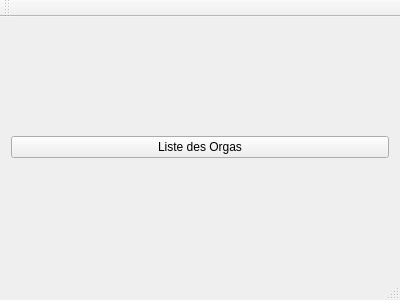
Above: ui/mainwindow.ui from padenot/PlanningMaker before the change. Below: the same form after it.
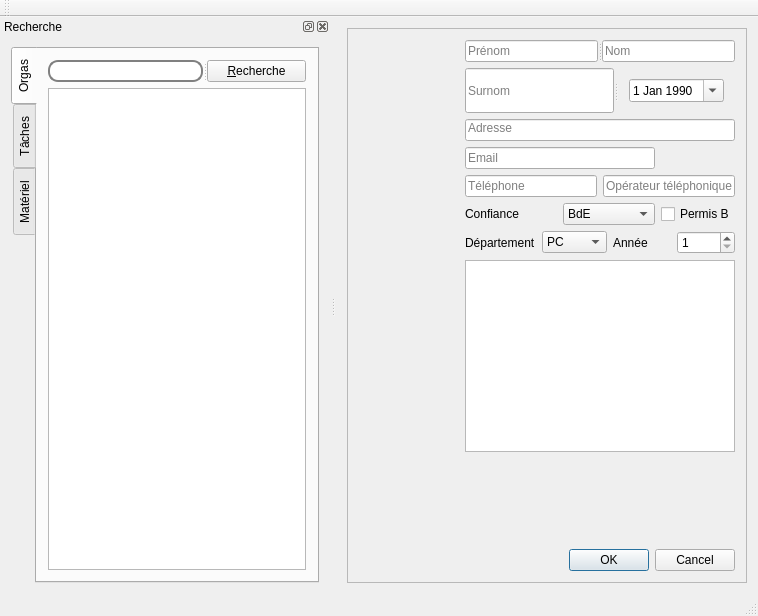
That is the form after the change. Icons and pictures are not drawn.

Commit message: Implementation du Create/Retrieve/Delete sur l'orga

The edit to the form file:
```diff
--- a/ui/mainwindow.ui
+++ b/ui/mainwindow.ui
@@ -6,20 +6,415 @@
    <rect>
     <x>0</x>
     <y>0</y>
-    <width>400</width>
-    <height>300</height>
+    <width>758</width>
+    <height>616</height>
    </rect>
   </property>
   <property name="windowTitle">
    <string>MainWindow</string>
   </property>
   <widget class="QWidget" name="centralWidget">
-   <layout class="QHBoxLayout" name="horizontalLayout">
-    <item>
-     <widget class="QPushButton" name="pushButton">
-      <property name="text">
-       <string>Liste des Orgas</string>
+   <layout class="QGridLayout" name="gridLayout_3">
+    <item row="0" column="0">
+     <widget class="QStackedWidget" name="stackedWidget">
+      <property name="frameShape">
+       <enum>QFrame::StyledPanel</enum>
       </property>
+      <property name="frameShadow">
+       <enum>QFrame::Raised</enum>
+      </property>
+      <property name="currentIndex">
+       <number>0</number>
+      </property>
+      <widget class="QWidget" name="OrgaCentral">
+       <layout class="QGridLayout" name="gridLayout_15">
+        <item row="0" column="0">
+         <layout class="QHBoxLayout" name="horizontalLayout_25">
+          <item>
+           <layout class="QGridLayout" name="gridLayout_14">
+            <item row="0" column="0">
+             <widget class="QLabel" name="photoLabel_3">
+              <property name="sizePolicy">
+               <sizepolicy hsizetype="Fixed" vsizetype="Fixed">
+                <horstretch>0</horstretch>
+                <verstretch>0</verstretch>
+               </sizepolicy>
+              </property>
+              <property name="minimumSize">
+               <size>
+                <width>100</width>
+                <height>100</height>
+               </size>
+              </property>
+              <property name="maximumSize">
+               <size>
+                <width>100</width>
+                <height>100</height>
+               </size>
+              </property>
+              <property name="styleSheet">
+               <string notr="true">border-radius: 10px;</string>
+              </property>
+              <property name="text">
+               <string/>
+              </property>
+              <property name="pixmap">
+               <pixmap resource="../images.qrc">:/images/ressources/anon.jpg</pixmap>
+              </property>
+              <property name="scaledContents">
+               <bool>true</bool>
+              </property>
+             </widget>
+            </item>
+            <item row="1" column="0">
+             <spacer name="verticalSpacer_7">
+              <property name="orientation">
+               <enum>Qt::Vertical</enum>
+              </property>
+              <property name="sizeHint" stdset="0">
+               <size>
+                <width>20</width>
+                <height>40</height>
+               </size>
+              </property>
+             </spacer>
+            </item>
+           </layout>
+          </item>
+          <item>
+           <layout class="QGridLayout" name="gridLayout_12">
+            <item row="0" column="0" colspan="2">
+             <layout class="QGridLayout" name="gridLayout_13">
+              <item row="0" column="0" colspan="2">
+               <widget class="QSplitter" name="splitter_8">
+                <property name="orientation">
+                 <enum>Qt::Horizontal</enum>
+                </property>
+                <widget class="QLineEdit" name="prenomLineEdit_4">
+                 <property name="placeholderText">
+                  <string>Prénom</string>
+                 </property>
+                </widget>
+                <widget class="QLineEdit" name="nomLineEdit_4">
+                 <property name="placeholderText">
+                  <string>Nom</string>
+                 </property>
+                </widget>
+               </widget>
+              </item>
+              <item row="2" column="0" colspan="2">
+               <widget class="QLineEdit" name="adresseLineEdit_4">
+                <property name="text">
+                 <string/>
+                </property>
+                <property name="alignment">
+                 <set>Qt::AlignLeading|Qt::AlignLeft|Qt::AlignTop</set>
+                </property>
+                <property name="placeholderText">
+                 <string>Adresse</string>
+                </property>
+               </widget>
+              </item>
+              <item row="3" column="0">
+               <widget class="QLineEdit" name="emailLineEdit">
+                <property name="text">
+                 <string/>
+                </property>
+                <property name="placeholderText">
+                 <string>Email</string>
+                </property>
+               </widget>
+              </item>
+              <item row="4" column="0" colspan="2">
+               <layout class="QHBoxLayout" name="horizontalLayout_20">
+                <item>
+                 <widget class="QLineEdit" name="telephoneLineEdit_4">
+                  <property name="inputMask">
+                   <string>0000000000; </string>
+                  </property>
+                  <property name="text">
+                   <string/>
+                  </property>
+                  <property name="placeholderText">
+                   <string>Téléphone</string>
+                  </property>
+                 </widget>
+                </item>
+                <item>
+                 <widget class="QLineEdit" name="operateurLineEdit_4">
+                  <property name="styleSheet">
+                   <string notr="true"/>
+                  </property>
+                  <property name="placeholderText">
+                   <string>Opérateur téléphonique</string>
+                  </property>
+                 </widget>
+                </item>
+               </layout>
+              </item>
+              <item row="8" column="0">
+               <layout class="QHBoxLayout" name="horizontalLayout_21">
+                <item>
+                 <widget class="QLabel" name="confianceLabel_4">
+                  <property name="text">
+                   <string>Confiance</string>
+                  </property>
+                  <property name="buddy">
+                   <cstring>confianceComboBox</cstring>
+                  </property>
+                 </widget>
+                </item>
+                <item>
+                 <widget class="QComboBox" name="confianceComboBox_4">
+                  <item>
+                   <property name="text">
+                    <string>BdE</string>
+                   </property>
+                  </item>
+                  <item>
+                   <property name="text">
+                    <string>Confiance</string>
+                   </property>
+                  </item>
+                  <item>
+                   <property name="text">
+                    <string>Hard</string>
+                   </property>
+                  </item>
+                  <item>
+                   <property name="text">
+                    <string>Soft</string>
+                   </property>
+                  </item>
+                 </widget>
+                </item>
+               </layout>
+              </item>
+              <item row="8" column="1">
+               <widget class="QCheckBox" name="permisBcheckBox_4">
+                <property name="text">
+                 <string>Permis B</string>
+                </property>
+               </widget>
+              </item>
+              <item row="9" column="0" colspan="2">
+               <layout class="QHBoxLayout" name="horizontalLayout_22">
+                <item>
+                 <layout class="QHBoxLayout" name="horizontalLayout_23">
+                  <item>
+                   <widget class="QLabel" name="departementLabel_4">
+                    <property name="text">
+                     <string>Département</string>
+                    </property>
+                    <property name="buddy">
+                     <cstring>departementComboBox</cstring>
+                    </property>
+                   </widget>
+                  </item>
+                  <item>
+                   <widget class="QComboBox" name="departementComboBox_4">
+                    <item>
+                     <property name="text">
+                      <string>PC</string>
+                     </property>
+                    </item>
+                    <item>
+                     <property name="text">
+                      <string>GMC</string>
+                     </property>
+                    </item>
+                    <item>
+                     <property name="text">
+                      <string>IF</string>
+                     </property>
+                    </item>
+                    <item>
+                     <property name="text">
+                      <string>GMD</string>
+                     </property>
+                    </item>
+                    <item>
+                     <property name="text">
+                      <string>TC</string>
+                     </property>
+                    </item>
+                    <item>
+                     <property name="text">
+                      <string>GCU</string>
+                     </property>
+                    </item>
+                    <item>
+                     <property name="text">
+                      <string>BIM</string>
+                     </property>
+                    </item>
+                    <item>
+                     <property name="text">
+                      <string>Bioch'</string>
+                     </property>
+                    </item>
+                    <item>
+                     <property name="text">
+                      <string>GI</string>
+                     </property>
+                    </item>
+                    <item>
+                     <property name="text">
+                      <string>GE</string>
+                     </property>
+                    </item>
+                    <item>
+                     <property name="text">
+                      <string>SGM</string>
+                     </property>
+                    </item>
+                    <item>
+                     <property name="text">
+                      <string>GMPP</string>
+                     </property>
+                    </item>
+                    <item>
+                     <property name="text">
+                      <string>GEN</string>
+                     </property>
+                    </item>
+                    <item>
+                     <property name="text">
+                      <string>Ext.</string>
+                     </property>
+                    </item>
+                   </widget>
+                  </item>
+                 </layout>
+                </item>
+                <item>
+                 <layout class="QHBoxLayout" name="horizontalLayout_24">
+                  <item>
+                   <widget class="QLabel" name="anneeLabel_4">
+                    <property name="text">
+                     <string>Année</string>
+                    </property>
+                    <property name="buddy">
+                     <cstring>anneeSpinBox</cstring>
+                    </property>
+                   </widget>
+                  </item>
+                  <item>
+                   <widget class="QSpinBox" name="anneeSpinBox_4">
+                    <property name="minimum">
+                     <number>1</number>
+                    </property>
+                    <property name="maximum">
+                     <number>5</number>
+                    </property>
+                   </widget>
+                  </item>
+                 </layout>
+                </item>
+               </layout>
+              </item>
+              <item row="11" column="0">
+               <spacer name="verticalSpacer_6">
+                <property name="orientation">
+                 <enum>Qt::Vertical</enum>
+                </property>
+                <property name="sizeHint" stdset="0">
+                 <size>
+                  <width>20</width>
+                  <height>40</height>
+                 </size>
+                </property>
+               </spacer>
+              </item>
+              <item row="1" column="0" colspan="2">
+               <widget class="QSplitter" name="splitter_7">
+                <property name="orientation">
+                 <enum>Qt::Horizontal</enum>
+                </property>
+                <widget class="QLineEdit" name="surnomLineEdit_4">
+                 <property name="sizePolicy">
+                  <sizepolicy hsizetype="Expanding" vsizetype="Fixed">
+                   <horstretch>13</horstretch>
+                   <verstretch>0</verstretch>
+                  </sizepolicy>
+                 </property>
+                 <property name="placeholderText">
+                  <string>Surnom</string>
+                 </property>
+                </widget>
+                <widget class="QWidget" name="layoutWidget_6">
+                 <layout class="QHBoxLayout" name="horizontalLayout_19">
+                  <item>
+                   <widget class="QDateEdit" name="dateNaissanceEdit_4">
+                    <property name="sizePolicy">
+                     <sizepolicy hsizetype="Minimum" vsizetype="Minimum">
+                      <horstretch>1</horstretch>
+                      <verstretch>0</verstretch>
+                     </sizepolicy>
+                    </property>
+                    <property name="calendarPopup">
+                     <bool>true</bool>
+                    </property>
+                    <property name="date">
+                     <date>
+                      <year>1990</year>
+                      <month>1</month>
+                      <day>1</day>
+                     </date>
+                    </property>
+                   </widget>
+                  </item>
+                 </layout>
+                </widget>
+               </widget>
+              </item>
+              <item row="10" column="0" colspan="2">
+               <widget class="QTextEdit" name="notesTextEdit"/>
+              </item>
+             </layout>
+            </item>
+            <item row="1" column="0">
+             <spacer name="horizontalSpacer_4">
+              <property name="orientation">
+               <enum>Qt::Horizontal</enum>
+              </property>
+              <property name="sizeHint" stdset="0">
+               <size>
+                <width>40</width>
+                <height>20</height>
+               </size>
+              </property>
+             </spacer>
+            </item>
+            <item row="1" column="1">
+             <widget class="QDialogButtonBox" name="okCancelOrgas">
+              <property name="standardButtons">
+               <set>QDialogButtonBox::Cancel|QDialogButtonBox::Ok</set>
+              </property>
+             </widget>
+            </item>
+           </layout>
+          </item>
+         </layout>
+        </item>
+       </layout>
+      </widget>
+      <widget class="QWidget" name="TachesCentral">
+       <widget class="QPushButton" name="pushButton">
+        <property name="geometry">
+         <rect>
+          <x>200</x>
+          <y>110</y>
+          <width>107</width>
+          <height>27</height>
+         </rect>
+        </property>
+        <property name="text">
+         <string>Liste des Orgas</string>
+        </property>
+       </widget>
+      </widget>
+      <widget class="QWidget" name="MaterielCentral"/>
      </widget>
     </item>
    </layout>
@@ -43,6 +438,107 @@
    </attribute>
   </widget>
   <widget class="QStatusBar" name="statusBar"/>
+  <widget class="QDockWidget" name="dockListPanel">
+   <property name="sizePolicy">
+    <sizepolicy hsizetype="Expanding" vsizetype="Expanding">
+     <horstretch>0</horstretch>
+     <verstretch>0</verstretch>
+    </sizepolicy>
+   </property>
+   <property name="minimumSize">
+    <size>
+     <width>300</width>
+     <height>174</height>
+    </size>
+   </property>
+   <property name="windowTitle">
+    <string>Recherche</string>
+   </property>
+   <attribute name="dockWidgetArea">
+    <number>1</number>
+   </attribute>
+   <widget class="QWidget" name="dockWidgetContents">
+    <layout class="QGridLayout" name="gridLayout">
+     <item row="0" column="0">
+      <widget class="QTabWidget" name="ongletsCategorie">
+       <property name="minimumSize">
+        <size>
+         <width>2</width>
+         <height>0</height>
+        </size>
+       </property>
+       <property name="tabPosition">
+        <enum>QTabWidget::West</enum>
+       </property>
+       <property name="tabShape">
+        <enum>QTabWidget::Rounded</enum>
+       </property>
+       <property name="currentIndex">
+        <number>0</number>
+       </property>
+       <property name="movable">
+        <bool>false</bool>
+       </property>
+       <widget class="QWidget" name="Orgas">
+        <attribute name="title">
+         <string>Orgas</string>
+        </attribute>
+        <layout class="QGridLayout" name="gridLayout_2">
+         <item row="0" column="0">
+          <widget class="QSplitter" name="splitterOrga">
+           <property name="orientation">
+            <enum>Qt::Horizontal</enum>
+           </property>
+           <widget class="QLineEdit" name="champRechercheOrga">
+            <property name="sizePolicy">
+             <sizepolicy hsizetype="Expanding" vsizetype="Fixed">
+              <horstretch>0</horstretch>
+              <verstretch>2</verstretch>
+             </sizepolicy>
+            </property>
+            <property name="styleSheet">
+             <string notr="true">border-radius:10px;
+border: 2px solid gray;
+padding: 0 8px;
+selection-background-color: darkgray;</string>
+            </property>
+           </widget>
+           <widget class="QPushButton" name="bouttonRechercheOrga">
+            <property name="sizePolicy">
+             <sizepolicy hsizetype="Minimum" vsizetype="Minimum">
+              <horstretch>0</horstretch>
+              <verstretch>1</verstretch>
+             </sizepolicy>
+            </property>
+            <property name="text">
+             <string>&amp;Recherche</string>
+            </property>
+            <property name="flat">
+             <bool>false</bool>
+            </property>
+           </widget>
+          </widget>
+         </item>
+         <item row="1" column="0">
+          <widget class="QListWidget" name="listWidgetOrga"/>
+         </item>
+        </layout>
+       </widget>
+       <widget class="QWidget" name="tabTaches">
+        <attribute name="title">
+         <string>Tâches</string>
+        </attribute>
+       </widget>
+       <widget class="QWidget" name="tabMateriel">
+        <attribute name="title">
+         <string>Matériel</string>
+        </attribute>
+       </widget>
+      </widget>
+     </item>
+    </layout>
+   </widget>
+  </widget>
  </widget>
  <layoutdefault spacing="6" margin="11"/>
  <resources/>
```
Left out of the diff: 45 changed lines with no effect on the pictures. The commit also changes 14 other files.
